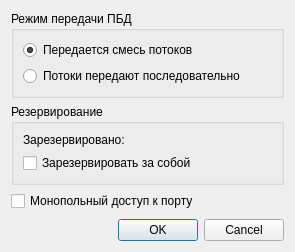
The window that client/portconfigdialog.ui (ksv141/NetTester) describes before a commit, drawn with Qt 5.
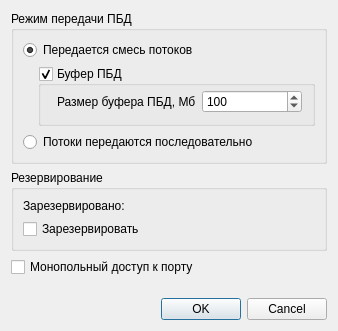
The same window after the commit.

```diff
--- a/client/portconfigdialog.ui
+++ b/client/portconfigdialog.ui
@@ -6,8 +6,8 @@
    <rect>
     <x>0</x>
     <y>0</y>
-    <width>295</width>
-    <height>252</height>
+    <width>338</width>
+    <height>331</height>
    </rect>
   </property>
   <property name="windowTitle">
@@ -30,10 +30,94 @@
         </property>
        </widget>
       </item>
+      <item>
+       <layout class="QHBoxLayout" name="pktBufHLayout">
+        <property name="leftMargin">
+         <number>15</number>
+        </property>
+        <property name="topMargin">
+         <number>0</number>
+        </property>
+        <property name="rightMargin">
+         <number>0</number>
+        </property>
+        <property name="bottomMargin">
+         <number>0</number>
+        </property>
+        <item>
+         <widget class="QGroupBox" name="pktBufGroupBox">
+          <property name="title">
+           <string>Буфер ПБД</string>
+          </property>
+          <property name="flat">
+           <bool>false</bool>
+          </property>
+          <property name="checkable">
+           <bool>true</bool>
+          </property>
+          <layout class="QVBoxLayout" name="verticalLayout">
+           <property name="spacing">
+            <number>6</number>
+           </property>
+           <property name="leftMargin">
+            <number>15</number>
+           </property>
+           <property name="topMargin">
+            <number>3</number>
+           </property>
+           <property name="rightMargin">
+            <number>9</number>
+           </property>
+           <property name="bottomMargin">
+            <number>9</number>
+           </property>
+           <item>
+            <widget class="QFrame" name="pktBufSizeFrame">
+             <layout class="QHBoxLayout" name="horizontalLayout">
+              <property name="leftMargin">
+               <number>1</number>
+              </property>
+              <property name="topMargin">
+               <number>1</number>
+              </property>
+              <property name="rightMargin">
+               <number>1</number>
+              </property>
+              <property name="bottomMargin">
+               <number>1</number>
+              </property>
+              <item>
+               <widget class="QLabel" name="label">
+                <property name="text">
+                 <string>Размер буфера ПБД, Мб</string>
+                </property>
+               </widget>
+              </item>
+              <item>
+               <widget class="QSpinBox" name="pktBufSize">
+                <property name="minimum">
+                 <number>1</number>
+                </property>
+                <property name="maximum">
+                 <number>100000</number>
+                </property>
+                <property name="value">
+                 <number>100</number>
+                </property>
+               </widget>
+              </item>
+             </layout>
+            </widget>
+           </item>
+          </layout>
+         </widget>
+        </item>
+       </layout>
+      </item>
       <item>
        <widget class="QRadioButton" name="sequentialStreamsButton">
         <property name="text">
-         <string>Потоки передают последовательно</string>
+         <string>Потоки передаются последовательно</string>
         </property>
         <property name="checked">
          <bool>false</bool>
@@ -59,7 +143,7 @@
       <item>
        <widget class="QCheckBox" name="reserveButton">
         <property name="text">
-         <string>Зарезервировать за собой</string>
+         <string>Зарезервировать</string>
         </property>
        </widget>
       </item>
```
Left out of the diff: 34 changed lines with no effect on the pictures.
